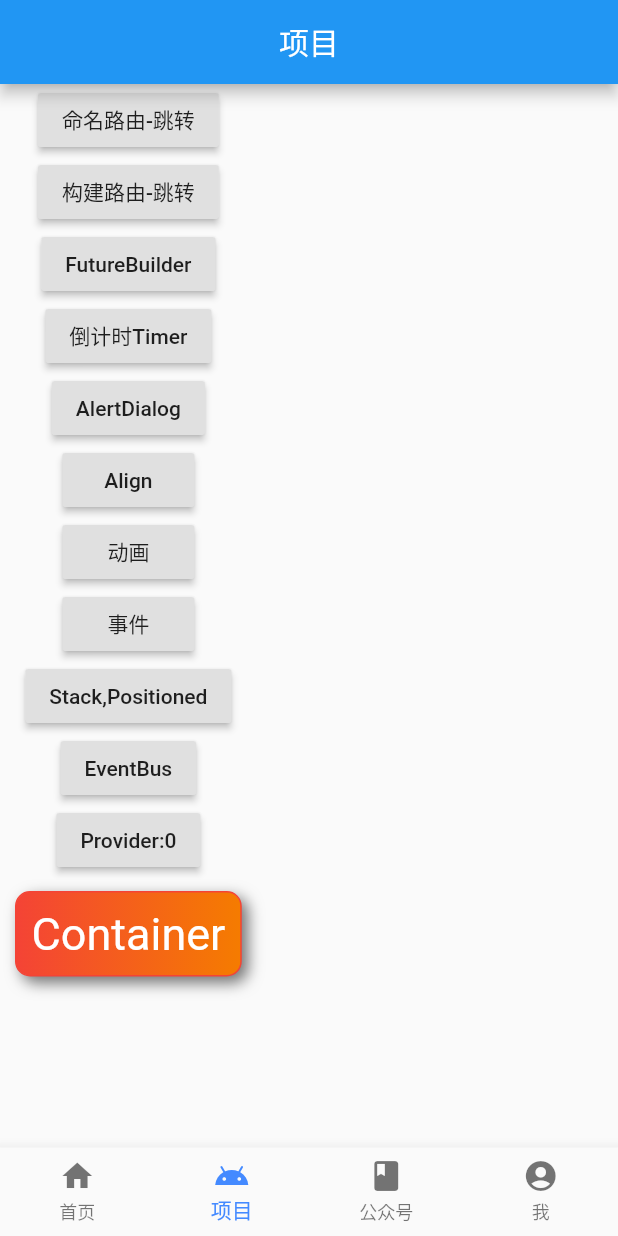
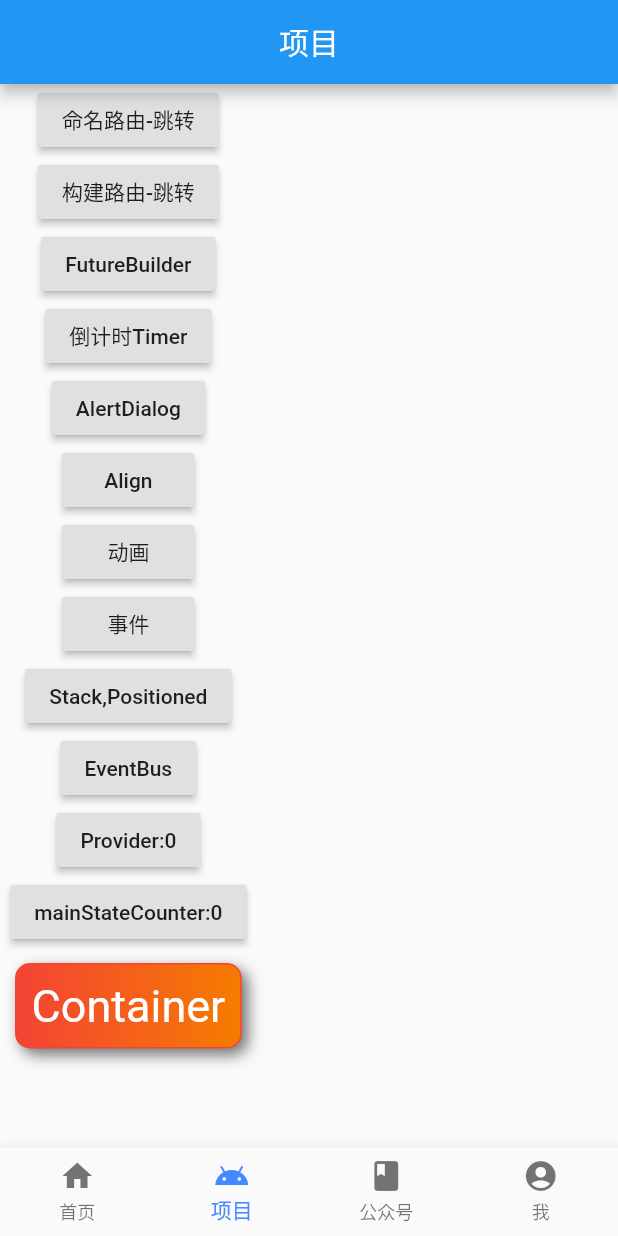
Before and after one commit to wangcheng319/WanAndroid-flutter, a Flutter app: the screen it shows after launch, swiped to page 2, on a phone screen of 412 x 824 dp. Run offline on Flutter 3.47's test engine with Material 2 defaults, Android fonts, the phone set to English and light mode, and no system bars; our stand-ins replace dio, event_bus, flutter_redux, flutter_swiper, redux, shared_preferences; missing offline and left inert: flutter_webview_plugin; generated files the repository leaves out were written again; network calls fail.

```diff
--- a/wanandroid/lib/main.dart
+++ b/wanandroid/lib/main.dart
@@ -1,6 +1,7 @@
 import 'package:event_bus/event_bus.dart';
 import 'package:flutter/material.dart';
 import 'package:provider/provider.dart';
+import 'package:redux/redux.dart';
 import 'package:wanandroid/models/order.dart';
 import 'package:wanandroid/models/user.dart';
 import 'package:wanandroid/pages/align_page.dart';
@@ -11,23 +12,36 @@ import 'package:wanandroid/pages/future_builder_page.dart';
 import 'package:wanandroid/pages/list_details_page.dart';
 import 'package:wanandroid/pages/privoder_page.dart';
 import 'package:wanandroid/pages/projectpage.dart';
+import 'package:wanandroid/pages/redux_page.dart';
 import 'package:wanandroid/pages/stack_positioned_page.dart';
 import 'package:wanandroid/provider/CounterModel.dart';
+import 'package:flutter_redux/flutter_redux.dart';
+import 'package:wanandroid/store/app/AppState.dart';
+import 'package:wanandroid/store/index.dart';
 
 import 'pages/homepage.dart';
 import 'pages/tyhj.dart';
 import 'pages/weixinpage.dart';
 
-void main() => runApp(MyApp());
+void main() {
+  final store = createStore();
+  print(store);
+  runApp(MyApp(store));
+}
 
 //branch -feature111
 
 EventBus eventBus = EventBus();
 
 class MyApp extends StatelessWidget {
+  final Store<AppState> store;
+  MyApp(this.store);
+
   @override
   Widget build(BuildContext context) {
-    return Container(
+    return StoreProvider(
+        store: store,
+        child: Container(
           //定义全局的Provider
           child: ChangeNotifierProvider.value(
             value: CounterModel(),
@@ -47,11 +61,12 @@ class MyApp extends StatelessWidget {
                 '/dialog_page': (BuildContext context) => DialogDemoPage(),
                 '/event_page': (BuildContext context) => EventDemoPage(),
                 '/provider_page': (BuildContext context) => PrivoderPage(),
+                '/redux_page': (BuildContext context) => ReduxDemo(),
               },
               debugShowCheckedModeBanner: false,
             ),
           ),
-    );
+        ));
   }
 }
 
--- a/wanandroid/lib/pages/projectpage.dart
+++ b/wanandroid/lib/pages/projectpage.dart
@@ -1,12 +1,15 @@
 import 'dart:async';
 
 import 'package:flutter/material.dart';
+import 'package:flutter_redux/flutter_redux.dart';
 import 'package:provider/provider.dart';
 import 'package:wanandroid/main.dart';
 import 'package:wanandroid/models/user.dart';
 import 'package:wanandroid/pages/event_bus_page.dart';
 import 'package:wanandroid/pages/list_details_page.dart';
 import 'package:wanandroid/provider/CounterModel.dart';
+import 'package:wanandroid/store/app/AppState.dart';
+import 'package:wanandroid/store/modules/mainPage/state.dart';
 
 class ProjectPage extends StatefulWidget {
   @override
@@ -124,6 +127,20 @@ class _ProjectPageState extends State<ProjectPage> with TickerProviderStateMixin
                 onPressed: () {
                   Navigator.of(context).pushNamed('/provider_page');
                 }),
+            RaisedButton(
+                child: StoreConnector<AppState, MainPageState>(
+                  converter: (store) => store.state.mainPageState,
+                  builder: (BuildContext context, vm) {
+                    return Column(
+                      children: <Widget>[
+                        Text('mainStateCounter:' + vm.counter.toString()),
+                      ],
+                    );
+                  },
+                ),
+                onPressed: () {
+                  Navigator.of(context).pushNamed('/redux_page');
+                }),
             Container(
               margin: EdgeInsets.all(10),
               decoration: BoxDecoration(
--- /dev/null
+++ b/wanandroid/lib/store/app/AppState.dart
@@ -0,0 +1,13 @@
+import 'package:wanandroid/store/modules/mainPage/state.dart';
+import 'package:wanandroid/store/modules/secondPage/state.dart';
+
+class AppState {
+  final SecondPageState secondPageState;
+  final MainPageState mainPageState;
+  AppState({this.secondPageState, this.mainPageState});
+
+  factory AppState.initial() {
+    return AppState(
+        secondPageState: SecondPageState.initial(), mainPageState: MainPageState.initial());
+  }
+}
--- /dev/null
+++ b/wanandroid/lib/store/modules/mainPage/action.dart
@@ -0,0 +1,4 @@
+class IncreaseAction {
+  int num;
+  IncreaseAction({this.num});
+}
--- /dev/null
+++ b/wanandroid/lib/store/modules/mainPage/state.dart
@@ -0,0 +1,8 @@
+class MainPageState {
+  int counter;
+  MainPageState({this.counter: 0});
+
+  factory MainPageState.initial() {
+    return new MainPageState(counter: 0);
+  }
+}
--- /dev/null
+++ b/wanandroid/lib/store/modules/secondPage/action.dart
@@ -0,0 +1 @@
+class IncreaseAction {}
--- /dev/null
+++ b/wanandroid/lib/store/modules/secondPage/state.dart
@@ -0,0 +1,8 @@
+class SecondPageState {
+  int counter;
+  SecondPageState({this.counter: 0});
+
+  factory SecondPageState.initial() {
+    return new SecondPageState(counter: 0);
+  }
+}
--- a/wanandroid/pubspec.yaml
+++ b/wanandroid/pubspec.yaml
@@ -30,6 +30,7 @@ dependencies:
   shared_preferences: ^0.4.2
   event_bus: ^1.1.0
   provider: ^3.0.0+1
+  flutter_redux: ^0.5.3
 
 dev_dependencies:
   flutter_test:
```
Also changed, not shown: wanandroid/lib/pages/redux_page.dart (added, +54 -0 lines), wanandroid/lib/store/app/AppReducer.dart (added, +7 -0 lines), wanandroid/lib/store/index.dart (added, +8 -0 lines), wanandroid/lib/store/modules/mainPage/reducer.dart (added, +11 -0 lines), wanandroid/lib/store/modules/secondPage/reducer.dart (added, +11 -0 lines). Lines whose indentation alone changed are shown as unchanged.
